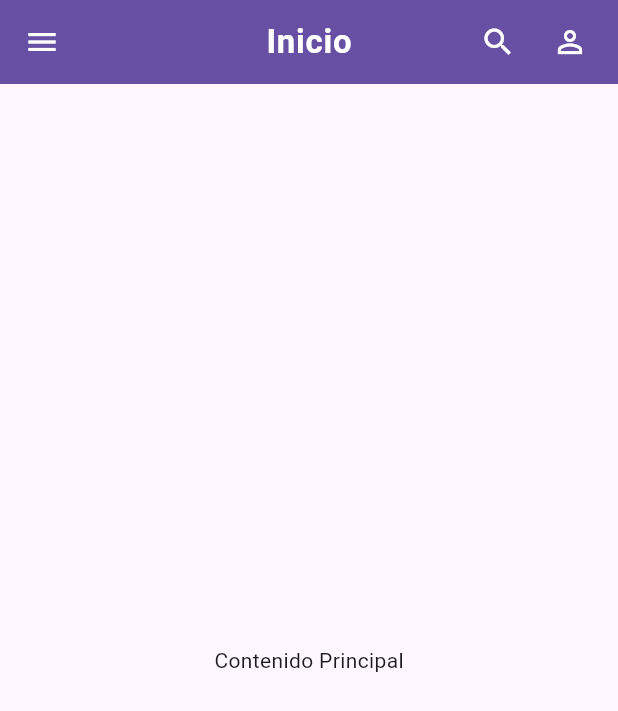
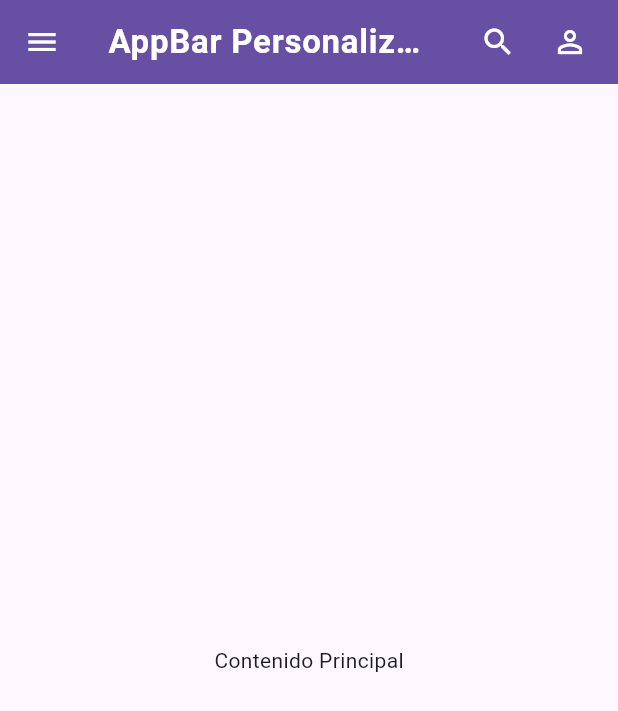
Before and after one commit to KingSadid/MM_Wireframe, a Flutter app: the screen it shows after launch, on a phone screen of 412 x 824 dp. Shown: the top 711 px of the screen. Run offline on Flutter 3.47's test engine with Material 3 defaults, Android fonts, the light colour scheme and no system bars.

Commit message:
Update CustomAppBar title in MainScreen to 'AppBar Personalizado'

```diff
--- a/lib/main.dart
+++ b/lib/main.dart
@@ -28,7 +28,7 @@ class MainScreen extends StatelessWidget {
   Widget build(BuildContext context) {
     return Scaffold(
       appBar: CustomAppBar(
-        title: 'Inicio',
+        title: 'AppBar Personalizado',
         onMenuPressed: () {
           debugPrint('Menú presionado');
         },
```
